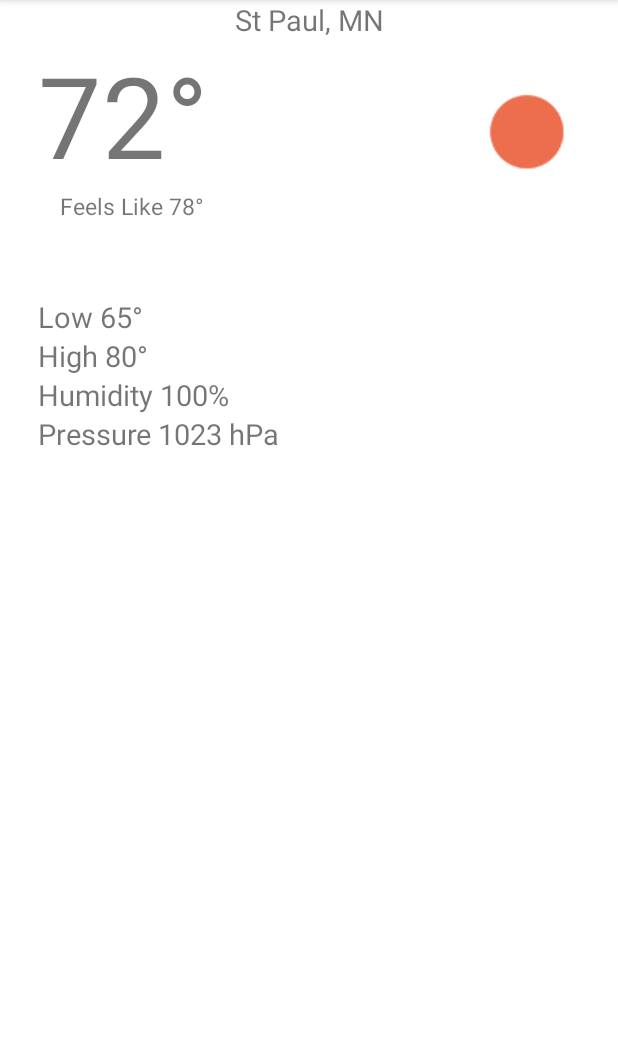
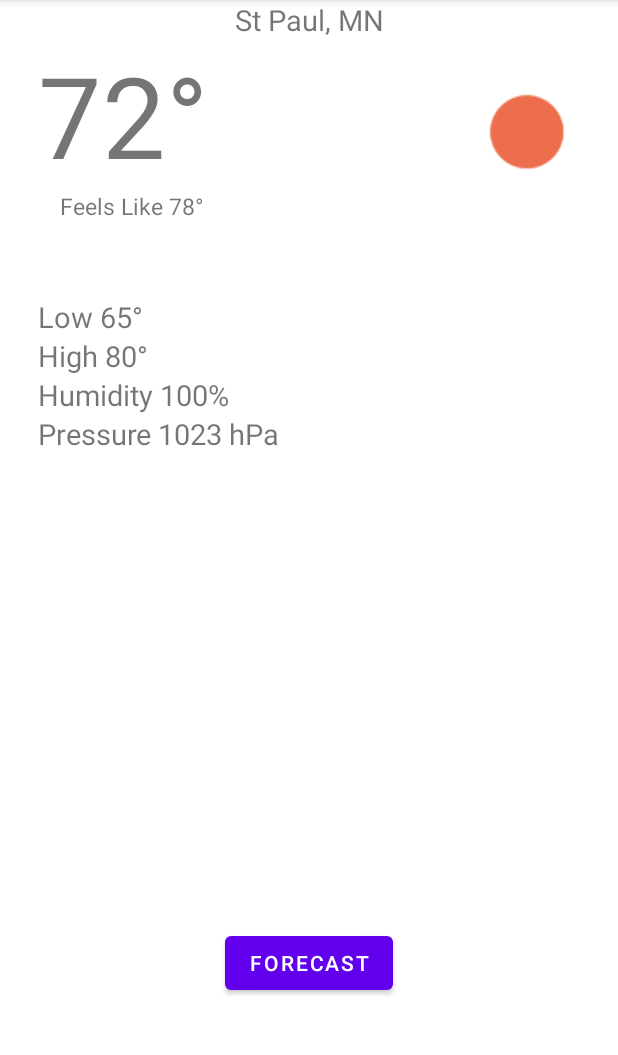
Before and after one commit to carlwnoren/Thundr, an Android app: the screen it shows after launch (MainActivity), on a phone screen of 412 x 824 dp, the part 84-1139 px from its top. Run offline under Robolectric (Android 15) with nearby library versions, the phone set to English and light mode, and no system bars.

Commit message:
assignment 3 commit

```diff
--- /dev/null
+++ b/app/src/main/java/com/example/thundr/CurrentConditionsFragment.kt
@@ -0,0 +1,22 @@
+package layout
+
+import android.os.Bundle
+import android.view.View
+import androidx.fragment.app.Fragment
+import androidx.navigation.fragment.findNavController
+import com.example.thundr.R
+import com.example.thundr.databinding.FragmentCurrentConditionsBinding
+
+class CurrentConditionsFragment : Fragment(R.layout.fragment_current_conditions) {
+
+    private lateinit var binding: FragmentCurrentConditionsBinding
+
+    override fun onViewCreated(view: View, savedInstanceState: Bundle?) {
+        super.onViewCreated(view, savedInstanceState)
+        binding = FragmentCurrentConditionsBinding.bind(view)
+        binding.forecastButton.setOnClickListener {
+            val action = CurrentConditionsFragmentDirections.actionCurrentConditionsFragmentToForecastFragment()
+            findNavController().navigate(action)
+        }
+    }
+}
--- a/app/src/main/res/layout/activity_main.xml
+++ b/app/src/main/res/layout/activity_main.xml
@@ -6,89 +6,13 @@
     android:layout_height="match_parent"
     tools:context=".MainActivity">
 
-    <TextView
-        android:id="@+id/city_name"
-        android:layout_width="match_parent"
-        android:layout_height="wrap_content"
-        android:text="@string/city_name"
-        android:textAlignment="center"
-        android:textSize="19sp"
-        app:layout_constraintStart_toStartOf="parent"
-        app:layout_constraintEnd_toEndOf="parent"
-        app:layout_constraintTop_toTopOf="parent" />
+<androidx.fragment.app.FragmentContainerView
+    android:id="@+id/navContainer"
+    android:layout_width="match_parent"
+    android:layout_height="match_parent"
+    android:name="androidx.navigation.fragment.NavHostFragment"
+    app:defaultNavHost="true"
+    app:navGraph="@navigation/nav_graph"/>
 
-    <TextView
-        android:id="@+id/current_temp"
-        android:layout_width="wrap_content"
-        android:layout_height="wrap_content"
-        android:text="@string/current_temp"
-        android:textSize="75sp"
-        android:layout_marginStart="25sp"
-        app:layout_constraintStart_toStartOf="parent"
-        app:layout_constraintTop_toBottomOf="@id/city_name"/>
-
-    <TextView
-        android:id="@+id/feels_like"
-        android:layout_width="wrap_content"
-        android:layout_height="wrap_content"
-        android:text="@string/feels_like"
-        android:textSize="15sp"
-        android:layout_marginStart="40sp"
-        app:layout_constraintStart_toStartOf="parent"
-        app:layout_constraintTop_toBottomOf="@id/current_temp"
-        />
-
-    <TextView
-        android:id="@+id/low_temp"
-        android:layout_width="wrap_content"
-        android:layout_height="wrap_content"
-        android:text="@string/low_temp"
-        android:textSize="19sp"
-        android:layout_marginTop="50sp"
-        app:layout_constraintStart_toStartOf="@id/current_temp"
-        app:layout_constraintTop_toBottomOf="@id/feels_like"
-        />
-
-    <TextView
-        android:id="@+id/high_temp"
-        android:layout_width="wrap_content"
-        android:layout_height="wrap_content"
-        android:text="@string/high_temp"
-        android:textSize="19sp"
-        app:layout_constraintStart_toStartOf="@id/current_temp"
-        app:layout_constraintTop_toBottomOf="@id/low_temp"
-        />
-
-    <TextView
-        android:id="@+id/humidity"
-        android:layout_width="wrap_content"
-        android:layout_height="wrap_content"
-        android:text="@string/humidity"
-        android:textSize="19sp"
-        app:layout_constraintStart_toStartOf="@id/current_temp"
-        app:layout_constraintTop_toBottomOf="@id/high_temp"
-        />
-
-    <TextView
-        android:id="@+id/pressure"
-        android:layout_width="wrap_content"
-        android:layout_height="wrap_content"
-        android:text="@string/pressure"
-        android:textSize="19sp"
-        app:layout_constraintStart_toStartOf="@id/current_temp"
-        app:layout_constraintTop_toBottomOf="@id/humidity"
-        />
-
-    <ImageView
-        android:id="@+id/current_condition_icon"
-        android:layout_width="72dp"
-        android:layout_height="72dp"
-        android:src="@drawable/sun"
-        android:importantForAccessibility="no"
-        android:scaleType="center"
-        android:layout_marginEnd="25dp"
-        app:layout_constraintEnd_toEndOf="parent"
-        app:layout_constraintTop_toTopOf="@id/current_temp"
-        app:layout_constraintBottom_toBottomOf="@id/feels_like"/>
 
 </androidx.constraintlayout.widget.ConstraintLayout>
--- /dev/null
+++ b/app/src/main/res/layout/fragment_current_conditions.xml
@@ -0,0 +1,97 @@
+<?xml version="1.0" encoding="utf-8"?>
+<androidx.constraintlayout.widget.ConstraintLayout xmlns:android="http://schemas.android.com/apk/res/android"
+    xmlns:app="http://schemas.android.com/apk/res-auto"
+    android:layout_width="match_parent"
+    android:layout_height="match_parent">
+
+    <TextView
+        android:id="@+id/city_name"
+        android:layout_width="match_parent"
+        android:layout_height="wrap_content"
+        android:text="@string/city_name"
+        android:textAlignment="center"
+        android:textSize="19sp"
+        app:layout_constraintEnd_toEndOf="parent"
+        app:layout_constraintStart_toStartOf="parent"
+        app:layout_constraintTop_toTopOf="parent" />
+
+    <TextView
+        android:id="@+id/current_temp"
+        android:layout_width="wrap_content"
+        android:layout_height="wrap_content"
+        android:layout_marginStart="25sp"
+        android:text="@string/current_temp"
+        android:textSize="75sp"
+        app:layout_constraintStart_toStartOf="parent"
+        app:layout_constraintTop_toBottomOf="@id/city_name" />
+
+    <TextView
+        android:id="@+id/feels_like"
+        android:layout_width="wrap_content"
+        android:layout_height="wrap_content"
+        android:layout_marginStart="40sp"
+        android:text="@string/feels_like"
+        android:textSize="15sp"
+        app:layout_constraintStart_toStartOf="parent"
+        app:layout_constraintTop_toBottomOf="@id/current_temp" />
+
+    <TextView
+        android:id="@+id/low_temp"
+        android:layout_width="wrap_content"
+        android:layout_height="wrap_content"
+        android:layout_marginTop="50sp"
+        android:text="@string/low_temp"
+        android:textSize="19sp"
+        app:layout_constraintStart_toStartOf="@id/current_temp"
+        app:layout_constraintTop_toBottomOf="@id/feels_like" />
+
+    <TextView
+        android:id="@+id/high_temp"
+        android:layout_width="wrap_content"
+        android:layout_height="wrap_content"
+        android:text="@string/high_temp"
+        android:textSize="19sp"
+        app:layout_constraintStart_toStartOf="@id/current_temp"
+        app:layout_constraintTop_toBottomOf="@id/low_temp" />
+
+    <TextView
+        android:id="@+id/humidity"
+        android:layout_width="wrap_content"
+        android:layout_height="wrap_content"
+        android:text="@string/humidity"
+        android:textSize="19sp"
+        app:layout_constraintStart_toStartOf="@id/current_temp"
+        app:layout_constraintTop_toBottomOf="@id/high_temp" />
+
+    <TextView
+        android:id="@+id/pressure"
+        android:layout_width="wrap_content"
+        android:layout_height="wrap_content"
+        android:text="@string/pressure"
+        android:textSize="19sp"
+        app:layout_constraintStart_toStartOf="@id/current_temp"
+        app:layout_constraintTop_toBottomOf="@id/humidity" />
+
+    <ImageView
+        android:id="@+id/current_condition_icon"
+        android:layout_width="72dp"
+        android:layout_height="72dp"
+        android:layout_marginEnd="25dp"
+        android:importantForAccessibility="no"
+        android:scaleType="center"
+        android:src="@drawable/sun"
+        app:layout_constraintBottom_toBottomOf="@id/feels_like"
+        app:layout_constraintEnd_toEndOf="parent"
+        app:layout_constraintTop_toTopOf="@id/current_temp" />
+
+    <Button
+        android:id="@+id/forecastButton"
+        android:layout_width="wrap_content"
+        android:layout_height="wrap_content"
+        android:text="@string/forecast"
+        android:layout_marginBottom="102dp"
+        app:layout_constraintBottom_toBottomOf="parent"
+        app:layout_constraintEnd_toEndOf="parent"
+        app:layout_constraintStart_toStartOf="parent"/>
+
+</androidx.constraintlayout.widget.ConstraintLayout>
--- /dev/null
+++ b/app/src/main/res/navigation/nav_graph.xml
@@ -0,0 +1,22 @@
+<?xml version="1.0" encoding="utf-8"?>
+<navigation xmlns:android="http://schemas.android.com/apk/res/android"
+    xmlns:app="http://schemas.android.com/apk/res-auto"
+    android:id="@+id/nav_graph"
+    app:startDestination="@id/currentConditionsFragment">
+
+    <fragment
+        android:id="@+id/currentConditionsFragment"
+        android:name="layout.CurrentConditionsFragment"
+        android:label="CurrentConditionsFragment">
+        <action
+            android:id="@+id/action_currentConditionsFragment_to_forecastFragment"
+            app:destination="@id/forecastFragment"/>
+    </fragment>
+
+
+    <fragment
+        android:id="@+id/forecastFragment"
+        android:name="com.example.thundr.ForecastFragment"
+        android:label="ForecastFragment">
+    </fragment>
+</navigation>
```
Also changed, not shown: app/build.gradle (+11 -0 lines), app/src/main/java/com/example/thundr/DayForecast.kt (added, +14 -0 lines), app/src/main/java/com/example/thundr/ForecastAdapter.kt (added, +66 -0 lines), app/src/main/java/com/example/thundr/ForecastFragment.kt (added, +36 -0 lines), app/src/main/java/com/example/thundr/ForecastTemp.kt (added, +10 -0 lines), app/src/main/res/layout/fragment_forecast.xml (added, +14 -0 lines), app/src/main/res/layout/view_forecast_item.xml (added, +64 -0 lines), app/src/main/res/values/strings.xml (+7 -0 lines), build.gradle (+11 -0 lines).
